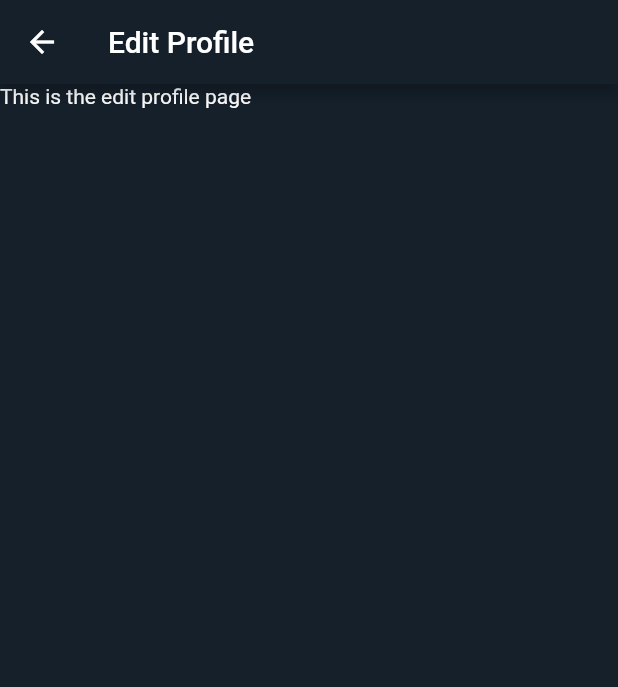
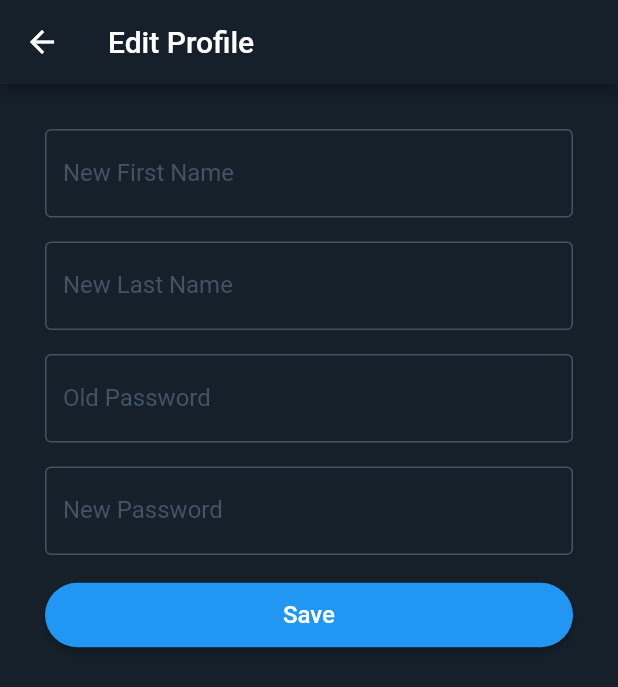
Before and after one commit to derfliwbej/tuwitta-flutter, a Flutter app: the EditProfilePage screen opened by its route, on a phone screen of 412 x 824 dp. Shown: the top 687 px of the screen. Run offline on Flutter 3.47's test engine with Material 2 defaults, Android fonts, the phone set to English and light mode, and no system bars; our stand-ins replace flutter_secure_storage, font_awesome_flutter; accounts and stored records are empty.

Commit message:
Feat: Added input fields and implemented HTTP put request

```diff
--- a/panganiban_project/lib/profile/edit_profile.dart
+++ b/panganiban_project/lib/profile/edit_profile.dart
@@ -1,4 +1,10 @@
 import 'package:flutter/material.dart';
+
+import '../utils/secure_storage.dart';
+
+import 'dart:async';
+import 'dart:convert';
+import 'package:http/http.dart' as http;
 
 class EditProfilePage extends StatelessWidget {
   const EditProfilePage({Key? key}) : super(key: key);
@@ -9,7 +15,156 @@ class EditProfilePage extends StatelessWidget {
   Widget build(BuildContext context) {
     return Scaffold(
       appBar: AppBar(title: const Text('Edit Profile'), backgroundColor: Color(0xFF15202b)),
-      body: const Text('This is the edit profile page'),
+      body: Padding(
+        padding: EdgeInsets.all(30.0),
+        child: FormWidget()
+      )
     );
   }
 }
+
+class FormWidget extends StatefulWidget {
+  const FormWidget({Key? key}) : super(key: key);
+
+  @override
+  State<FormWidget> createState() => _FormWidgetState();
+}
+
+class _FormWidgetState extends State<FormWidget> {
+  late TextEditingController _firstNameController = TextEditingController();
+  late TextEditingController _lastNameController = TextEditingController();
+  late TextEditingController _oldPasswordController = TextEditingController();
+  late TextEditingController _newPasswordController = TextEditingController();
+
+  FocusNode firstNameNode = new FocusNode();
+  FocusNode lastNameNode = new FocusNode();
+  FocusNode oldPasswordNode = new FocusNode();
+  FocusNode newPasswordNode = new FocusNode();
+
+  InputDecoration inputStyle(String label) {
+    return InputDecoration(
+        labelText: label,
+        labelStyle: TextStyle(color: const Color(0xFF425364)),
+        hintStyle: TextStyle(color: const Color(0xFF425364)),
+        focusedBorder: const OutlineInputBorder(
+            borderSide: BorderSide(
+              color: Colors.blue,
+            )
+        ),
+        enabledBorder: const OutlineInputBorder(
+            borderSide: BorderSide(
+              color: const Color(0xFF425364),
+            )
+        )
+    );
+  }
+
+  @override
+  void dispose() {
+    _firstNameController.dispose();
+    _lastNameController.dispose();
+    _oldPasswordController.dispose();
+    _newPasswordController.dispose();
+    super.dispose();
+  }
+
+  void clearFields() {
+    _firstNameController.clear();
+    _lastNameController.clear();
+    _oldPasswordController.clear();
+    _newPasswordController.clear();
+  }
+
+  Future<http.Response> save(String firstName, String lastName, String oldPassword, String newPassword) async {
+    final token = await SecureStorage.getToken();
+    final username = await SecureStorage.getUsername();
+
+    return http.put(
+        Uri.parse("https://cmsc-23-2022-bfv6gozoca-as.a.run.app/api/user/$username"),
+        headers: {
+          'Content-Type': 'application/json',
+          'Accept': 'application/json',
+          'Authorization': 'Bearer $token'
+        },
+        body: jsonEncode(<String, String>{
+          "firstName": firstName,
+          "lastName": lastName,
+          "oldPassword": oldPassword,
+          "newPassword": newPassword,
+        })
+    );
+  }
+
+  @override
+  Widget build(BuildContext context) {
+    ButtonStyle buttonStyle = ButtonStyle(
+        padding: MaterialStateProperty.all<EdgeInsetsGeometry>(
+            const EdgeInsets.all(12.0)
+        ),
+        shape: MaterialStateProperty.all<RoundedRectangleBorder>(
+            RoundedRectangleBorder(
+              borderRadius: BorderRadius.circular(36.0),
+            )
+        )
+    );
+
+    return SingleChildScrollView(
+      child: Column(
+        children: [
+          TextField(
+            controller: _firstNameController,
+            focusNode: firstNameNode,
+            decoration: inputStyle('New First Name')
+          ),
+          SizedBox(height: 16.0),
+          TextField(
+            controller: _lastNameController,
+            focusNode: lastNameNode,
+            decoration: inputStyle('New Last Name'),
+          ),
+          SizedBox(height: 16.0),
+          TextField(
+            controller: _oldPasswordController,
+            focusNode: oldPasswordNode,
+            decoration: inputStyle('Old Password'),
+            obscureText: true,
+          ),
+          SizedBox(height: 16.0),
+          TextField(
+            controller: _newPasswordController,
+            focusNode: newPasswordNode,
+            decoration: inputStyle('New Password'),
+            obscureText: true,
+          ),
+          SizedBox(height: 16.0),
+          SizedBox(
+              width: double.infinity,
+              child: ElevatedButton(
+                onPressed: () async {
+                  String firstName = _firstNameController.text;
+                  String lastName = _lastNameController.text;
+                  String oldPassword = _oldPasswordController.text;
+                  String newPassword = _newPasswordController.text;
+
+                  http.Response res = await save(firstName, lastName, oldPassword, newPassword);
+
+                  print(res.statusCode);
+
+                  if(res.statusCode == 200) {
+                    // Save updated information to secure storage
+                    print("SUCCESS");
+                    await SecureStorage.setFirstName(firstName);
+                    await SecureStorage.setLastName(lastName);
+                  }
+
+                  clearFields();
+                },
+                child: const Text('Save', style: TextStyle(fontSize: 16.0)),
+                style: buttonStyle,
+              )
+          )
+        ]
+      )
+    );
+  }
+}
```
